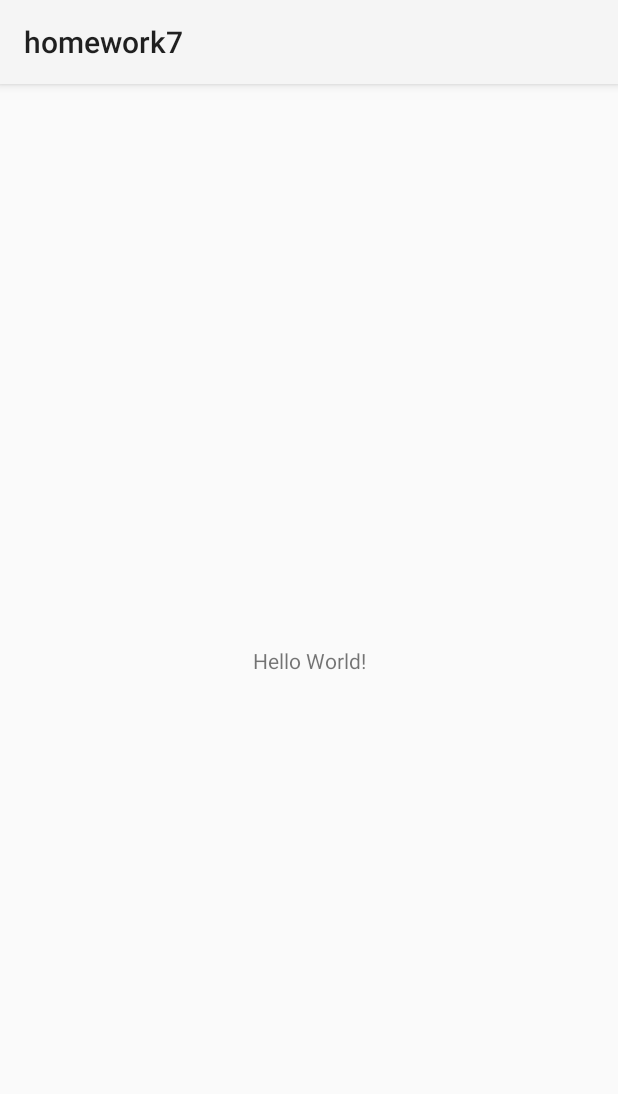
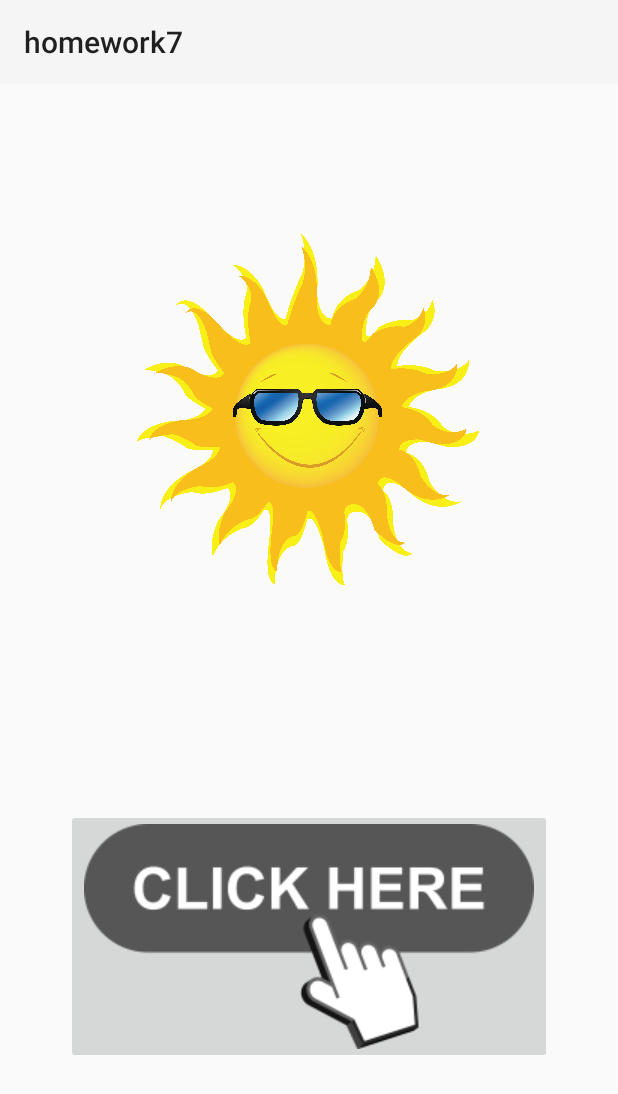
Before and after one commit to mr31000/homework7, an Android app: the screen it shows after launch (MainActivity), on a phone screen of 412 x 824 dp. Shown: the top 1094 px of the screen. Run offline under Robolectric (Android 15) with nearby library versions, the phone set to English and light mode, and no system bars.

Commit message:
תמונות

```diff
--- a/app/src/main/res/layout/activity_main.xml
+++ b/app/src/main/res/layout/activity_main.xml
@@ -7,13 +7,27 @@
     android:layout_height="match_parent"
     tools:context=".MainActivity">
 
-    <TextView
+    <ImageView
+        android:id="@+id/imageView"
+        android:layout_width="228dp"
+        android:layout_height="308dp"
+        app:layout_constraintBottom_toBottomOf="parent"
+        app:layout_constraintEnd_toEndOf="parent"
+        app:layout_constraintHorizontal_bias="0.496"
+        app:layout_constraintStart_toStartOf="parent"
+        app:layout_constraintTop_toTopOf="parent"
+        app:layout_constraintVertical_bias="0.14"
+        app:srcCompat="@drawable/image1" />
+
+    <ImageButton
+        android:id="@+id/imageButton4"
         android:layout_width="wrap_content"
         android:layout_height="wrap_content"
-        android:text="Hello World!"
+        android:layout_marginBottom="4dp"
         app:layout_constraintBottom_toBottomOf="parent"
         app:layout_constraintEnd_toEndOf="parent"
         app:layout_constraintStart_toStartOf="parent"
-        app:layout_constraintTop_toTopOf="parent" />
+        app:layout_constraintTop_toBottomOf="@+id/imageView"
+        app:srcCompat="@drawable/image" />
 
 </androidx.constraintlayout.widget.ConstraintLayout>
```
Also changed, not shown: app/src/main/res/drawable/image.png.
